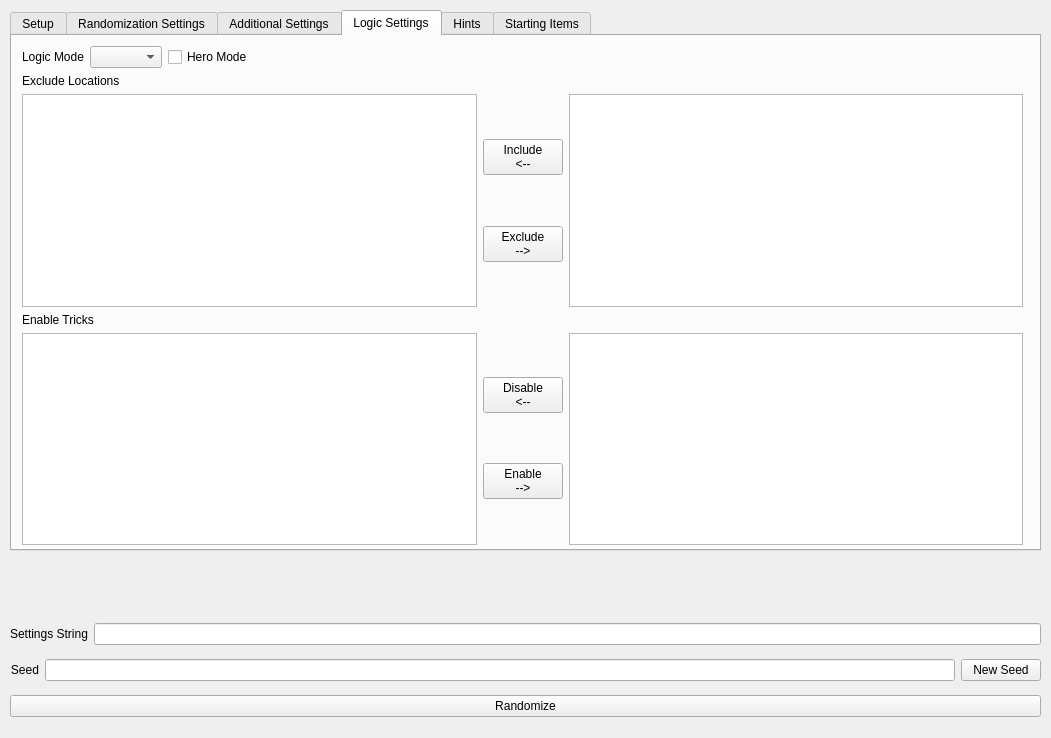
This is gui/randogui.ui in ssrando/ssrando as Qt 5 draws it before an edit. The edited form follows.
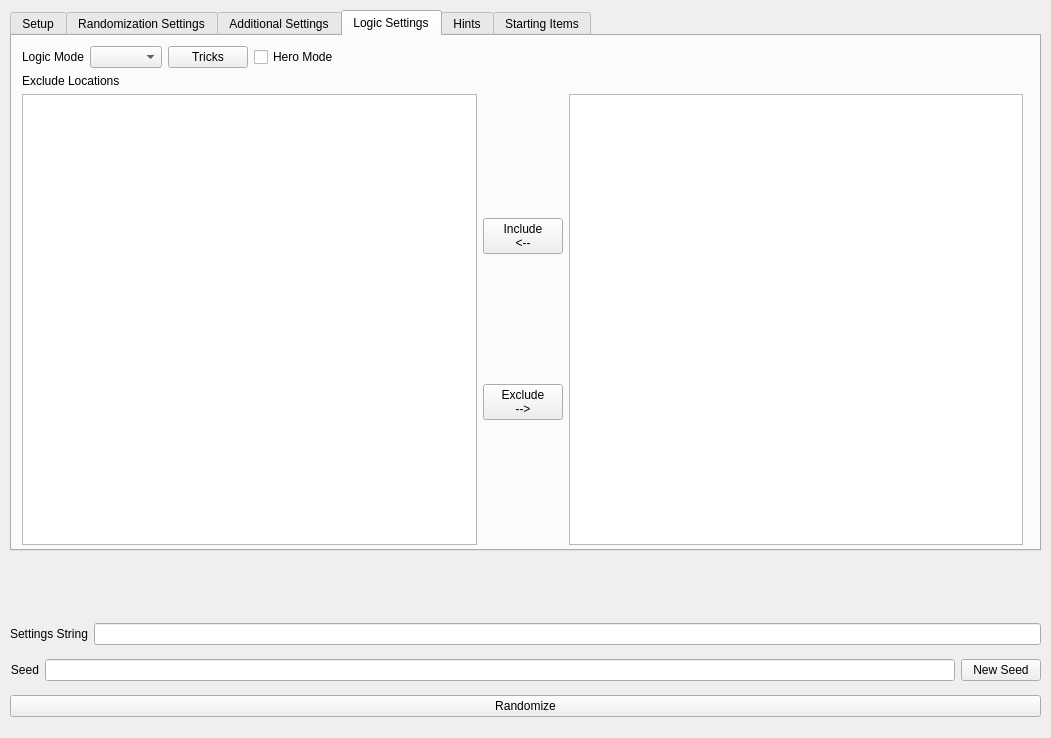
This is the edited form. The open tabs and pages were chosen to show the change.

Commit message: migrate tricks to standalone dialog

```diff
--- a/gui/randogui.ui
+++ b/gui/randogui.ui
@@ -39,9 +39,9 @@
     <property name="geometry">
      <rect>
       <x>10</x>
-      <y>570</y>
+      <y>560</y>
       <width>1031</width>
-      <height>31</height>
+      <height>41</height>
      </rect>
     </property>
     <property name="text">
@@ -1336,6 +1336,13 @@
          <item>
           <widget class="QComboBox" name="option_logic_mode"/>
          </item>
+         <item>
+          <widget class="QPushButton" name="edit_tricks">
+           <property name="text">
+            <string>Tricks</string>
+           </property>
+          </widget>
+         </item>
          <item>
           <widget class="QCheckBox" name="option_hero_mode">
            <property name="text">
@@ -1399,51 +1406,6 @@
          </item>
         </layout>
        </item>
-       <item>
-        <layout class="QVBoxLayout" name="vlay_tricks">
-         <item>
-          <widget class="QLabel" name="label_tricks">
-           <property name="text">
-            <string>Enable Tricks</string>
-           </property>
-          </widget>
-         </item>
-         <item>
-          <layout class="QHBoxLayout" name="hlay_tricks_body">
-           <item>
-            <widget class="QListView" name="disabled_tricks">
-             <property name="toolTip">
-              <string>test</string>
-             </property>
-            </widget>
-           </item>
-           <item>
-            <layout class="QVBoxLayout" name="vlay_tricks_controls">
-             <item>
-              <widget class="QPushButton" name="disable_trick">
-               <property name="text">
-                <string>Disable
-&lt;--</string>
-               </property>
-              </widget>
-             </item>
-             <item>
-              <widget class="QPushButton" name="enable_trick">
-               <property name="text">
-                <string>Enable
---&gt;</string>
-               </property>
-              </widget>
-             </item>
-            </layout>
-           </item>
-           <item>
-            <widget class="QListView" name="enabled_tricks"/>
-           </item>
-          </layout>
-         </item>
-        </layout>
-       </item>
       </layout>
      </widget>
     </widget>
```
Left out of the diff: 4 changed lines with no effect on the pictures. The commit also changes 6 other files.
